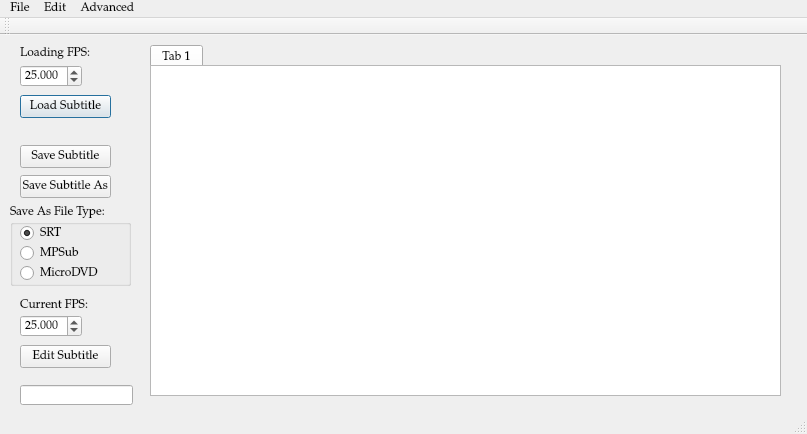
Qt form mainwindow.ui (NikolaJov96/DivXConverter) before a commit.
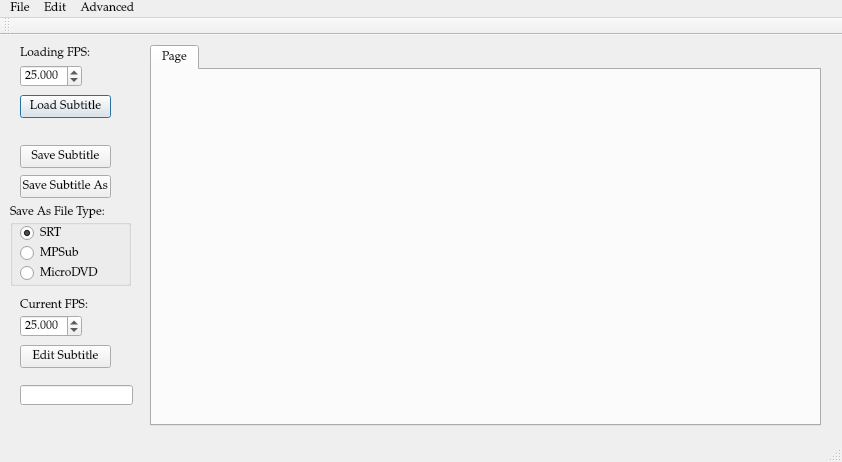
The same form after that commit.

```diff
--- a/mainwindow.ui
+++ b/mainwindow.ui
@@ -12,8 +12,8 @@
    <rect>
     <x>0</x>
     <y>0</y>
-    <width>807</width>
-    <height>434</height>
+    <width>842</width>
+    <height>462</height>
    </rect>
   </property>
   <property name="font">
@@ -223,8 +223,8 @@
      <rect>
       <x>150</x>
       <y>10</y>
-      <width>631</width>
-      <height>31</height>
+      <width>671</width>
+      <height>381</height>
      </rect>
     </property>
     <property name="tabShape">
@@ -235,36 +235,17 @@
     </property>
     <widget class="QWidget" name="tab">
      <attribute name="title">
-      <string>Tab 1</string>
+      <string>Page</string>
      </attribute>
     </widget>
    </widget>
-   <widget class="QTableView" name="tableView">
-    <property name="geometry">
-     <rect>
-      <x>150</x>
-      <y>30</y>
-      <width>631</width>
-      <height>331</height>
-     </rect>
-    </property>
-    <property name="editTriggers">
-     <set>QAbstractItemView::NoEditTriggers</set>
-    </property>
-    <property name="selectionMode">
-     <enum>QAbstractItemView::ContiguousSelection</enum>
-    </property>
-    <property name="selectionBehavior">
-     <enum>QAbstractItemView::SelectRows</enum>
-    </property>
-   </widget>
   </widget>
   <widget class="QMenuBar" name="menuBar">
    <property name="geometry">
     <rect>
      <x>0</x>
      <y>0</y>
-     <width>807</width>
+     <width>842</width>
      <height>21</height>
     </rect>
    </property>
```
Left out of the diff: 2 changed lines with no effect on the pictures.
